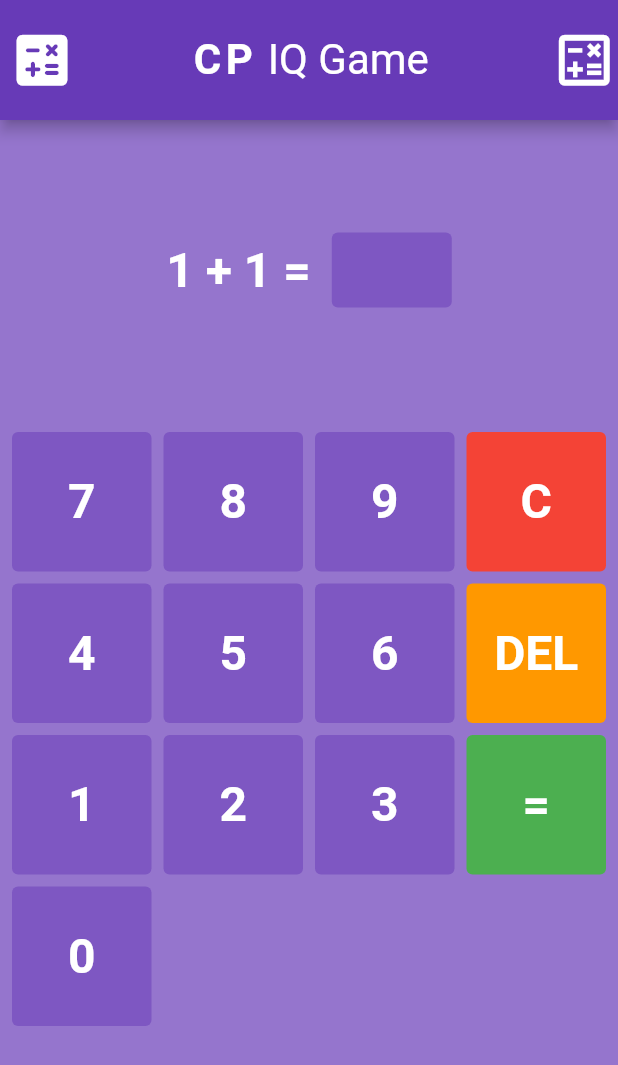
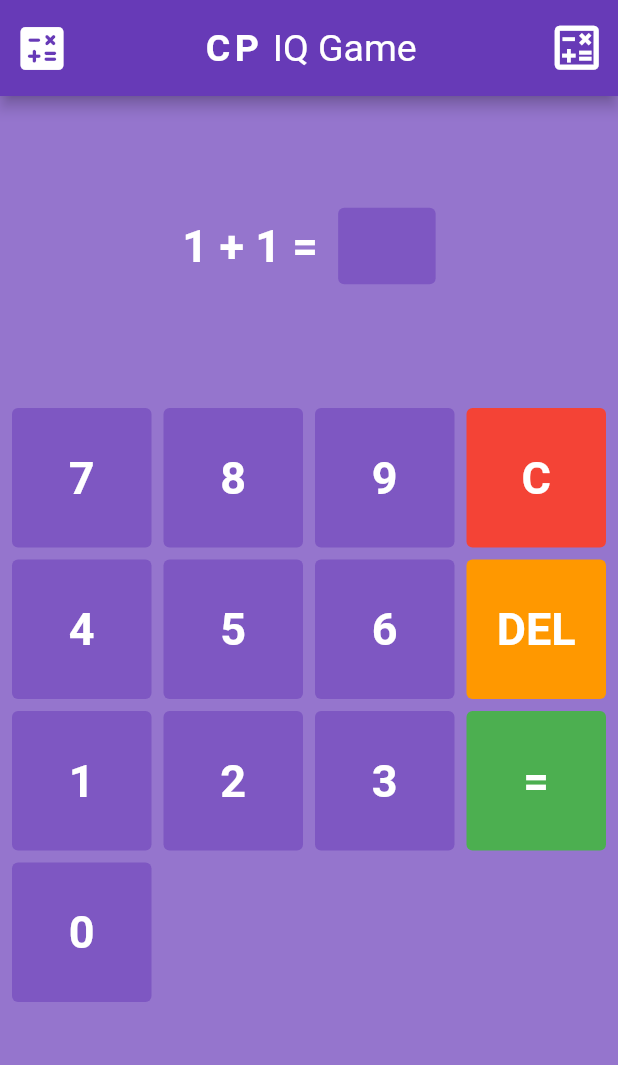
Before and after one commit to MUHAMMEDSINANCP/CP-IQ-Game, a Flutter app: the screen it shows after launch, on a phone screen of 412 x 824 dp. Shown: the top 1065 px of the screen. Run offline on Flutter 3.47's test engine with Material 2 defaults, Android fonts, the phone set to English and light mode, and no system bars.

Commit message:
Successfully Completed

```diff
--- a/lib/const.dart
+++ b/lib/const.dart
@@ -2,6 +2,6 @@ import 'package:flutter/material.dart';
 
 var whiteTextStyle = const TextStyle(
   fontWeight: FontWeight.bold,
-  fontSize: 32,
+  fontSize: 30,
   color: Colors.white,
 );
--- a/lib/home_page.dart
+++ b/lib/home_page.dart
@@ -134,22 +134,25 @@ class _HomePageState extends State<HomePage> {
     return Scaffold(
       appBar: AppBar(
         actions: const [
-          Icon(
-            Icons.calculate_outlined,
-            size: 45,
+          Padding(
+            padding: EdgeInsets.only(right: 8),
+            child: Icon(
+              Icons.calculate_outlined,
+              size: 39,
+            ),
           ),
         ],
         leading: const Icon(
           Icons.calculate_rounded,
-          size: 45,
+          size: 38,
         ),
         centerTitle: true,
-        toolbarHeight: 80,
+        toolbarHeight: 64,
         backgroundColor: Colors.deepPurple,
         title: RichText(
           text: const TextSpan(
             style: TextStyle(
-              fontSize: 28, // Adjust the font size as needed
+              fontSize: 25, // Adjust the font size as needed
               fontWeight: FontWeight.normal, // Set the default font weight
               color: Colors.white, // Set the default text color
             ),
@@ -199,9 +202,9 @@ class _HomePageState extends State<HomePage> {
                   Container(
                     padding: const EdgeInsets.all(10),
                     constraints: const BoxConstraints(
-                      minHeight: 50,
-                      maxHeight: 50,
-                      minWidth: 80,
+                      minHeight: 51,
+                      maxHeight: 51,
+                      minWidth: 65,
                     ),
                     decoration: BoxDecoration(
                       color: Colors.deepPurple[400],
```
